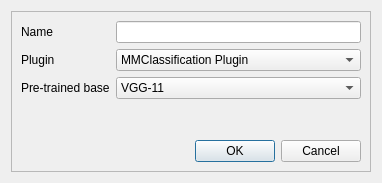
First picture: the form in view/newmodeldialog.ui, repository Joensw/RCAIT, before the edit.
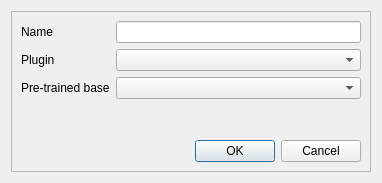
Second picture: the form after the edit.

Commit message: Connect NewModelDialog with available base models from MMClassification to create new models

Patch:
```diff
--- a/view/newmodeldialog.ui
+++ b/view/newmodeldialog.ui
@@ -38,12 +38,7 @@
            <widget class="QComboBox" name="classificationPluginComboBox">
             <item>
              <property name="text">
-              <string>MMClassification Plugin</string>
-             </property>
-            </item>
-            <item>
-             <property name="text">
-              <string>Tensorflow Plugin</string>
+              <string/>
              </property>
             </item>
            </widget>
@@ -56,13 +51,7 @@
            </widget>
           </item>
           <item row="2" column="1">
-           <widget class="QComboBox" name="pluginProfileComboBox">
-            <item>
-             <property name="text">
-              <string>VGG-11</string>
-             </property>
-            </item>
-           </widget>
+           <widget class="QComboBox" name="pluginProfileComboBox"/>
           </item>
           <item row="0" column="0">
            <widget class="QLabel" name="label">
```
The commit also changes 2 other files.
